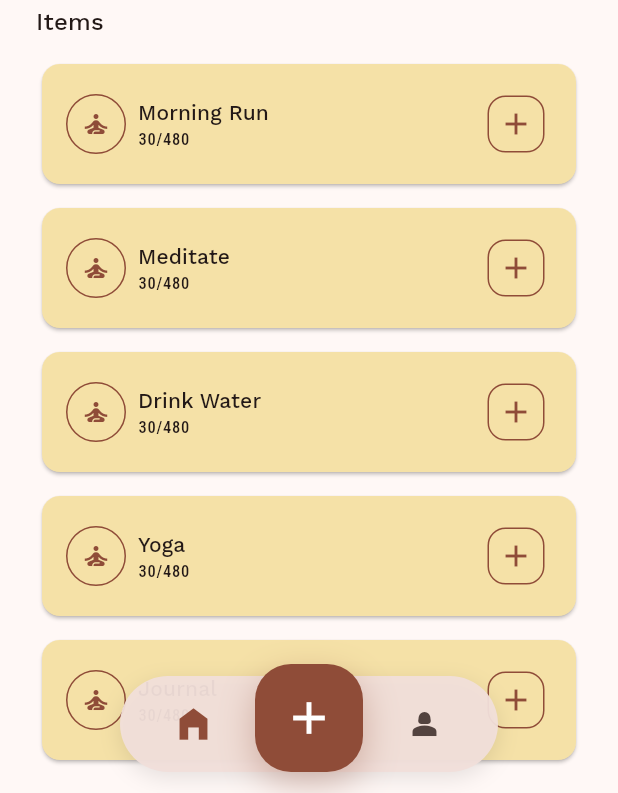
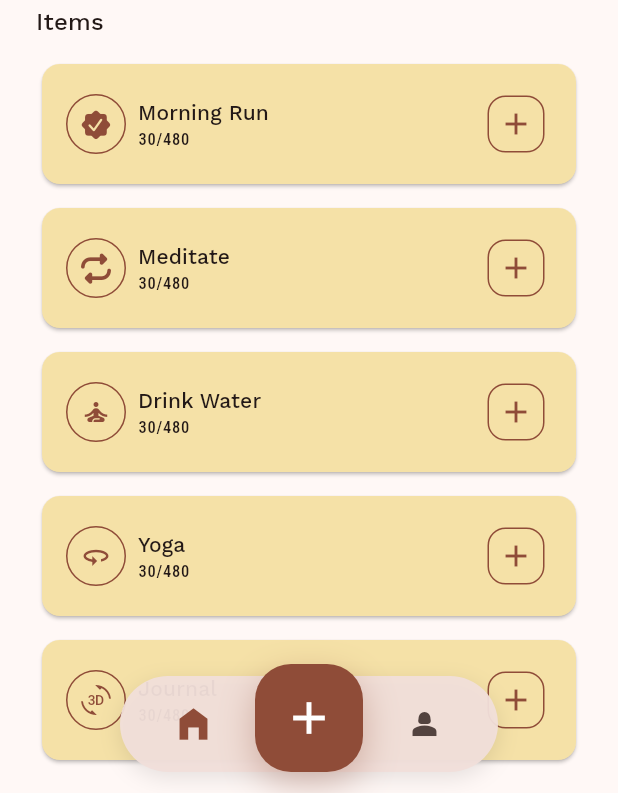
Before and after one commit to Rex-noir/essor, a Flutter app: the screen it shows after launch, after a tap on "Skip", on a phone screen of 412 x 824 dp. Shown: the part 440-1233 px from the top of the screen. Run offline on Flutter 3.47's test engine with Material 3 defaults, Android fonts, the phone set to English and light mode, and no system bars; our stand-ins replace bloc, dio, equatable, flutter_bloc, flutter_svg, font_awesome_flutter and 5 more.

```diff
--- a/lib/features/daily_items/data/datasources/habit_local_datasource.dart
+++ b/lib/features/daily_items/data/datasources/habit_local_datasource.dart
@@ -1,6 +1,7 @@
 import 'package:mobile/features/daily_items/data/dtos/habit_dto.dart';
 import 'package:mobile/features/daily_items/domain/datasources/habit_datasource.dart';
 import 'package:mobile/features/daily_items/domain/entities/habit_entity.dart';
+import 'package:mobile/features/daily_items/domain/entities/item_entity.dart'; // Import ItemType
 
 class HabitLocalDataSource extends HabitDataSource {
   @override
@@ -14,6 +15,8 @@ class HabitLocalDataSource extends HabitDataSource {
         startDate: DateTime(2025, 6, 1),
         repeatEvery: 1,
         isActive: true,
+        iconIndex: 0, // Added
+        type: ItemType.binary, // Added
       ),
       HabitDto(
         id: '2',
@@ -23,6 +26,8 @@ class HabitLocalDataSource extends HabitDataSource {
         startDate: DateTime(2025, 6, 1),
         repeatEvery: 2,
         isActive: true,
+        iconIndex: 1, // Added
+        type: ItemType.binary, // Added
       ),
       HabitDto(
         id: '3',
@@ -32,6 +37,9 @@ class HabitLocalDataSource extends HabitDataSource {
         startDate: DateTime(2025, 6, 1),
         repeatEvery: 3,
         isActive: true,
+        iconIndex: 2, // Added
+        type: ItemType.quantitative, // Example
+        target: 8, // Example: 8 glasses of water
       ),
       HabitDto(
         id: '4',
@@ -42,6 +50,8 @@ class HabitLocalDataSource extends HabitDataSource {
         weeklyDays: [DayOfWeek.monday, DayOfWeek.friday],
         repeatEvery: 1,
         isActive: true,
+        iconIndex: 3, // Added
+        type: ItemType.binary, // Added
       ),
       HabitDto(
         id: '5',
@@ -52,6 +62,8 @@ class HabitLocalDataSource extends HabitDataSource {
         weeklyDays: [DayOfWeek.tuesday, DayOfWeek.thursday],
         repeatEvery: 1,
         isActive: true,
+        iconIndex: 4, // Added
+        type: ItemType.binary, // Added
       ),
       HabitDto(
         id: '6',
@@ -62,6 +74,8 @@ class HabitLocalDataSource extends HabitDataSource {
         weeklyDays: [DayOfWeek.sunday],
         repeatEvery: 2,
         isActive: true,
+        iconIndex: 5, // Added
+        type: ItemType.binary, // Added
       ),
       HabitDto(
         id: '7',
@@ -72,6 +86,8 @@ class HabitLocalDataSource extends HabitDataSource {
         monthlyDates: [5, 20],
         repeatEvery: 1,
         isActive: true,
+        iconIndex: 6, // Added
+        type: ItemType.binary, // Added
       ),
       HabitDto(
         id: '8',
@@ -82,6 +98,8 @@ class HabitLocalDataSource extends HabitDataSource {
         monthlyDates: [1, 15],
         repeatEvery: 1,
         isActive: true,
+        iconIndex: 7, // Added
+        type: ItemType.binary, // Added
       ),
       HabitDto(
         id: '9',
@@ -91,6 +109,8 @@ class HabitLocalDataSource extends HabitDataSource {
         startDate: DateTime(2025, 6, 1),
         repeatEvery: 3,
         isActive: true,
+        iconIndex: 8, // Added
+        type: ItemType.binary, // Added
       ),
       HabitDto(
         id: '10',
@@ -101,6 +121,8 @@ class HabitLocalDataSource extends HabitDataSource {
         weeklyDays: [DayOfWeek.saturday],
         repeatEvery: 1,
         isActive: true,
+        iconIndex: 9, // Added
+        type: ItemType.binary, // Added
       ),
       HabitDto(
         id: '11',
@@ -111,6 +133,8 @@ class HabitLocalDataSource extends HabitDataSource {
         weeklyDays: [DayOfWeek.thursday],
         repeatEvery: 2,
         isActive: true,
+        iconIndex: 10, // Added
+        type: ItemType.binary, // Added
       ),
       HabitDto(
         id: '12',
@@ -121,6 +145,8 @@ class HabitLocalDataSource extends HabitDataSource {
         weeklyDays: [DayOfWeek.monday, DayOfWeek.wednesday, DayOfWeek.friday],
         repeatEvery: 1,
         isActive: true,
+        iconIndex: 11, // Added
+        type: ItemType.binary, // Added
       ),
       HabitDto(
         id: '13',
@@ -130,6 +156,8 @@ class HabitLocalDataSource extends HabitDataSource {
         startDate: DateTime(2025, 6, 1),
         repeatEvery: 3,
         isActive: true,
+        iconIndex: 12, // Added
+        type: ItemType.binary, // Added
       ),
       HabitDto(
         id: '14',
@@ -140,6 +168,8 @@ class HabitLocalDataSource extends HabitDataSource {
         monthlyDates: [10],
         repeatEvery: 1,
         isActive: true,
+        iconIndex: 13, // Added
+        type: ItemType.binary, // Added
       ),
       HabitDto(
         id: '15',
@@ -150,6 +180,8 @@ class HabitLocalDataSource extends HabitDataSource {
         monthlyDates: [30, 31], // For months with 30 or 31 days
         repeatEvery: 1,
         isActive: true,
+        iconIndex: 14, // Added
+        type: ItemType.binary, // Added
       ),
     ];
     return Future.value(sampleHabits);
--- a/lib/features/daily_items/data/datasources/routine_local_datasource.dart
+++ b/lib/features/daily_items/data/datasources/routine_local_datasource.dart
@@ -3,6 +3,7 @@ import 'package:mobile/features/daily_items/data/dtos/routine_dto.dart';
 import 'package:mobile/features/daily_items/data/dtos/task_dto.dart';
 import 'package:mobile/features/daily_items/domain/datasources/routine_datasource.dart';
 import 'package:mobile/features/daily_items/domain/entities/habit_entity.dart';
+import 'package:mobile/features/daily_items/domain/entities/item_entity.dart'; // Import ItemType
 
 class RoutineLocalDataSource implements RoutineDataSource {
   @override
@@ -13,12 +14,14 @@ class RoutineLocalDataSource implements RoutineDataSource {
 
       final tasks = List.generate(3 + (i % 2), (j) {
         return TaskDto(
+          id: 'task_${i}_$j', // Added id
           title: 'Task ${i + 1}.${j + 1}',
           description: 'Auto-generated task for routine ${i + 1}',
           startDate: now,
           startTime: TimeOfDay(hour: 8 + (j % 4), minute: 10 * j),
           isCompleted: j % 2 == 0,
-          importance: (j % 3) + 1,
+          iconIndex: j,
+          type: ItemType.binary,
         );
       });
 
--- a/lib/features/daily_items/data/datasources/task_local_datasource.dart
+++ b/lib/features/daily_items/data/datasources/task_local_datasource.dart
@@ -1,45 +1,57 @@
 import 'package:flutter/material.dart';
 import 'package:mobile/features/daily_items/data/dtos/task_dto.dart';
 import 'package:mobile/features/daily_items/domain/datasources/task_datasource.dart';
+import 'package:mobile/features/daily_items/domain/entities/item_entity.dart';
 
 class TaskLocalDataSource implements TaskDataSource {
   @override
   Future<List<TaskDto>> fetchTasksForDate(DateTime date) async {
-    // Simulate async delay
     await Future.delayed(const Duration(milliseconds: 200));
 
     return [
       TaskDto(
+        id: 'task1',
         title: 'Morning Workout',
         description: '30 mins of cardio and strength training',
+        iconIndex: 1,
+        type: ItemType.quantitative,
+        target: 1,
         startDate: date,
         startTime: const TimeOfDay(hour: 6, minute: 30),
         isCompleted: false,
-        importance: 3,
       ),
       TaskDto(
+        id: 'task2',
         title: 'Team Meeting',
         description: 'Sprint planning with the dev team',
+        iconIndex: 2,
+        type: ItemType.binary,
+        target: null,
         startDate: date,
         startTime: const TimeOfDay(hour: 10, minute: 0),
         isCompleted: true,
-        importance: 2,
       ),
       TaskDto(
+        id: 'task3',
         title: 'Lunch with Sarah',
         description: 'Catch up over lunch at the new café',
+        iconIndex: 3,
+        type: ItemType.binary,
+        target: null,
         startDate: date,
         startTime: const TimeOfDay(hour: 13, minute: 15),
         isCompleted: false,
-        importance: 1,
       ),
       TaskDto(
+        id: 'task4',
         title: 'Read a book',
         description: 'Finish reading 3 chapters of “Atomic Habits”',
+        iconIndex: 4,
+        type: ItemType.quantitative,
+        target: 3,
         startDate: date,
         startTime: const TimeOfDay(hour: 20, minute: 0),
         isCompleted: false,
-        importance: 2,
       ),
     ];
   }
--- a/lib/features/daily_items/data/dtos/habit_dto.dart
+++ b/lib/features/daily_items/data/dtos/habit_dto.dart
@@ -1,26 +1,23 @@
-// ignore_for_file: public_member_api_docs, sort_constructors_first
 import 'dart:convert';
 
-import 'package:equatable/equatable.dart';
 import 'package:mobile/features/daily_items/domain/entities/habit_entity.dart';
+import 'package:mobile/features/daily_items/domain/entities/item_entity.dart';
 
-class HabitDto with EquatableMixin {
-  final String id;
-  final String title;
-  final String? description;
-  //enum
+class HabitDto extends ItemEntity {
   final ItemFrequency frequency;
   final DateTime startDate;
-  //enum
   final List<DayOfWeek> weeklyDays;
   final List<int> monthlyDates;
   final int repeatEvery;
   final bool isActive;
 
   const HabitDto({
-    required this.id,
-    required this.title,
-    this.description,
+    required super.id,
+    required super.title,
+    super.description,
+    required super.iconIndex,
+    required super.type,
+    super.target,
     required this.frequency,
     required this.startDate,
     this.weeklyDays = const [],
@@ -33,6 +30,9 @@ class HabitDto with EquatableMixin {
     String? id,
     String? title,
     String? description,
+    int? iconIndex,
+    ItemType? type,
+    int? target,
     ItemFrequency? frequency,
     DateTime? startDate,
     List<DayOfWeek>? weeklyDays,
@@ -44,6 +44,9 @@ class HabitDto with EquatableMixin {
       id: id ?? this.id,
       title: title ?? this.title,
       description: description ?? this.description,
+      iconIndex: iconIndex ?? this.iconIndex,
+      type: type ?? this.type,
+      target: target ?? this.target,
       frequency: frequency ?? this.frequency,
       startDate: startDate ?? this.startDate,
       weeklyDays: weeklyDays ?? this.weeklyDays,
@@ -54,10 +57,13 @@ class HabitDto with EquatableMixin {
   }
 
   Map<String, dynamic> toMap() {
-    return <String, dynamic>{
+    return {
       'id': id,
       'title': title,
       'description': description,
+      'icon_index': iconIndex,
+      'type': type.index,
+      'target': target,
       'frequency': frequency.index,
       'start_date': startDate.millisecondsSinceEpoch,
       'weekly_days': weeklyDays.map((x) => x.index).toList(),
@@ -69,52 +75,53 @@ class HabitDto with EquatableMixin {
 
   factory HabitDto.fromMap(Map<String, dynamic> map) {
     return HabitDto(
-      id: map['id'] as String,
-      title: map['title'] as String,
-      description: map['description'] != null
-          ? map['description'] as String
-          : null,
-      frequency: ItemFrequency.values[map['frequency'] as int],
-      startDate: DateTime.fromMillisecondsSinceEpoch(map['start_date'] as int),
-      weeklyDays: List<DayOfWeek>.from(
-        (map['weekly_days'] as List<int>).map<DayOfWeek>(
-          (x) => DayOfWeek.values[x],
-        ),
-      ),
-      monthlyDates: List<int>.from((map['monthly_dates'] as List<int>)),
-      repeatEvery: map['repeat_every'] as int,
-      isActive: map['is_active'] as bool,
+      id: map['id'],
+      title: map['title'],
+      description: map['description'],
+      iconIndex: map['icon_index'],
+      type: ItemType.values[map['type']],
+      target: map['target'],
+      frequency: ItemFrequency.values[map['frequency']],
+      startDate: DateTime.fromMillisecondsSinceEpoch(map['start_date']),
+      weeklyDays: List<int>.from(
+        map['weekly_days'],
+      ).map((x) => DayOfWeek.values[x]).toList(),
+      monthlyDates: List<int>.from(map['monthly_dates']),
+      repeatEvery: map['repeat_every'],
+      isActive: map['is_active'],
     );
   }
 
   String toJson() => json.encode(toMap());
 
   factory HabitDto.fromJson(String source) =>
-      HabitDto.fromMap(json.decode(source) as Map<String, dynamic>);
+      HabitDto.fromMap(json.decode(source));
 
   HabitEntity toEntity() {
     return HabitEntity(
       id: id,
       title: title,
+      description: description,
+      iconIndex: iconIndex,
+      type: type,
+      target: target,
       frequency: frequency,
-      description: description,
+      startDate: startDate,
+      weeklyDays: weeklyDays,
+      monthlyDates: monthlyDates,
+      repeatEvery: repeatEvery,
       isActive: isActive,
-      repeatEvery: repeatEvery,
-      monthlyDates: monthlyDates,
-      weeklyDays: weeklyDays,
-      startDate: startDate,
     );
   }
 
   @override
-  bool get stringify => true;
-
-  @override
-  List<Object?> get props {
-    return [
+  List<Object?> get props => [
     id,
     title,
     description,
+    iconIndex,
+    type,
+    target,
     frequency,
     startDate,
     weeklyDays,
@@ -123,4 +130,3 @@ class HabitDto with EquatableMixin {
     isActive,
   ];
 }
-}
--- a/lib/features/daily_items/data/dtos/task_dto.dart
+++ b/lib/features/daily_items/data/dtos/task_dto.dart
@@ -1,91 +1,112 @@
-// ignore_for_file: public_member_api_docs, sort_constructors_first
 import 'dart:convert';
 
-import 'package:equatable/equatable.dart';
 import 'package:flutter/material.dart';
+import 'package:mobile/features/daily_items/domain/entities/item_entity.dart';
 import 'package:mobile/features/daily_items/domain/entities/task_entity.dart';
 
-class TaskDto with EquatableMixin {
-  final String title;
-  final String description;
+class TaskDto extends ItemEntity {
   final DateTime startDate;
   final TimeOfDay startTime;
   final bool isCompleted;
-  final int importance;
 
-  TaskDto({
-    required this.title,
-    required this.description,
+  const TaskDto({
+    required super.id,
+    required super.title,
+    super.description,
+    required super.iconIndex,
+    required super.type,
+    super.target,
     required this.startDate,
     required this.startTime,
-    required this.isCompleted,
-    required this.importance,
+    this.isCompleted = false,
   });
 
   TaskDto copyWith({
+    String? id,
     String? title,
     String? description,
+    int? iconIndex,
+    ItemType? type,
+    int? target,
     DateTime? startDate,
     TimeOfDay? startTime,
     bool? isCompleted,
-    int? importance,
   }) {
     return TaskDto(
+      id: id ?? this.id,
       title: title ?? this.title,
       description: description ?? this.description,
+      iconIndex: iconIndex ?? this.iconIndex,
+      type: type ?? this.type,
+      target: target ?? this.target,
       startDate: startDate ?? this.startDate,
       startTime: startTime ?? this.startTime,
       isCompleted: isCompleted ?? this.isCompleted,
-      importance: importance ?? this.importance,
-    );
-  }
-
-  TaskEntity toEntity() {
-    return TaskEntity(
-      title: title,
-      description: description,
-      startDate: startDate,
-      startTime: startTime,
-      isCompleted: isCompleted,
-      importance: importance,
     );
   }
 
   Map<String, dynamic> toMap() {
-    return <String, dynamic>{
+    return {
+      'id': id,
       'title': title,
       'description': description,
-      'startDate': startDate.millisecondsSinceEpoch,
-      'start_time': {'hour': startTime.hour, 'minute': startTime.minute},
-      'isCompleted': isCompleted,
-      'importance': importance,
+      'icon_index': iconIndex,
+      'type': type.index,
+      'target': target,
+      'start_date': startDate.millisecondsSinceEpoch,
+      'start_time_hour': startTime.hour,
+      'start_time_minute': startTime.minute,
+      'is_completed': isCompleted,
     };
   }
 
   factory TaskDto.fromMap(Map<String, dynamic> map) {
     return TaskDto(
-      title: map['title'] as String,
-      description: map['description'] as String,
-      startDate: DateTime.fromMillisecondsSinceEpoch(map['startDate'] as int),
+      id: map['id'],
+      title: map['title'],
+      description: map['description'],
+      iconIndex: map['icon_index'],
+      type: ItemType.values[map['type']],
+      target: map['target'],
+      startDate: DateTime.fromMillisecondsSinceEpoch(map['start_date']),
       startTime: TimeOfDay(
-        hour: map['start_time']['hour'] as int,
-        minute: map['start_time']['minute'] as int,
+        hour: map['start_time_hour'],
+        minute: map['start_time_minute'],
       ),
-      isCompleted: map['isCompleted'] as bool,
-      importance: map['importance'] as int,
+      isCompleted: map['is_completed'],
     );
   }
 
   String toJson() => json.encode(toMap());
 
   factory TaskDto.fromJson(String source) =>
-      TaskDto.fromMap(json.decode(source) as Map<String, dynamic>);
+      TaskDto.fromMap(json.decode(source));
+
+  TaskEntity toEntity() {
+    return TaskEntity(
+      id: id,
+      title: title,
+      description: description,
+      iconIndex: iconIndex,
+      type: type,
+      target: target,
+      startDate: startDate,
+      startTime: startTime,
+      isCompleted: isCompleted,
+      importance: 0, // ← You can expose this in DTO if needed
+    );
+  }
 
   @override
-  bool get stringify => true;
-
-  @override
-  List<Object> get props {
-    return [title, description, startDate, startTime, isCompleted, importance];
-  }
+  List<Object?> get props => [
+    id,
+    title,
+    description,
+    iconIndex,
+    type,
+    target,
+    startDate,
+    startTime,
+    isCompleted,
+  ];
 }
--- a/lib/features/daily_items/domain/entities/habit_entity.dart
+++ b/lib/features/daily_items/domain/entities/habit_entity.dart
@@ -1,4 +1,6 @@
 // ignore_for_file: public_member_api_docs, sort_constructors_first
+import 'package:mobile/features/daily_items/domain/entities/item_entity.dart';
+
 enum ItemFrequency { daily, weekly, monthly }
 
 enum DayOfWeek {
@@ -11,55 +13,55 @@ enum DayOfWeek {
   sunday,
 }
 
-class HabitEntity {
-  final String id;
-  final String title;
-  final String? description;
-  //enum
+class HabitEntity extends ItemEntity {
   final ItemFrequency frequency;
   final DateTime startDate;
   final List<DayOfWeek> weeklyDays;
   final List<int> monthlyDates;
   final int repeatEvery;
   final bool isActive;
-  final int iconIndex;
 
   const HabitEntity({
-    required this.id,
-    required this.title,
-    this.description,
+    required super.id,
+    required super.title,
+    super.description,
+    required super.type,
+    super.target,
+    required super.iconIndex,
     required this.frequency,
     required this.startDate,
     this.weeklyDays = const [],
     this.monthlyDates = const [],
     this.repeatEvery = 1,
     this.isActive = true,
-    this.iconIndex = 2,
   });
 
   HabitEntity copyWith({
     String? id,
     String? title,
     String? description,
+    ItemType? type,
+    int? target,
     ItemFrequency? frequency,
     DateTime? startDate,
     List<DayOfWeek>? weeklyDays,
     List<int>? monthlyDates,
     int? repeatEvery,
     bool? isActive,
-    int? iconIndex,
   }) {
     return HabitEntity(
       id: id ?? this.id,
       title: title ?? this.title,
       description: description ?? this.description,
+      type: type ?? this.type,
+      target: target ?? this.target,
+      iconIndex: iconIndex,
       frequency: frequency ?? this.frequency,
       startDate: startDate ?? this.startDate,
       weeklyDays: weeklyDays ?? this.weeklyDays,
       monthlyDates: monthlyDates ?? this.monthlyDates,
       repeatEvery: repeatEvery ?? this.repeatEvery,
       isActive: isActive ?? this.isActive,
-      iconIndex: iconIndex ?? this.iconIndex,
     );
   }
 }
--- /dev/null
+++ b/lib/features/daily_items/domain/entities/item_entity.dart
@@ -0,0 +1,24 @@
+import 'package:equatable/equatable.dart';
+
+enum ItemType { binary, quantitative }
+
+abstract class ItemEntity extends Equatable {
+  final String id;
+  final String title;
+  final String? description;
+  final int iconIndex;
+  final ItemType type;
+  final int? target;
+
+  const ItemEntity({
+    required this.id,
+    required this.title,
+    this.description,
+    this.iconIndex = 0,
+    required this.type,
+    this.target,
+  });
+
+  @override
+  List<Object?> get props => [id, title, description, iconIndex, type, target];
+}
--- a/lib/features/daily_items/domain/entities/task_entity.dart
+++ b/lib/features/daily_items/domain/entities/task_entity.dart
@@ -1,27 +1,27 @@
-// ignore_for_file: public_member_api_docs, sort_constructors_first
-import 'package:equatable/equatable.dart';
 import 'package:flutter/material.dart';
+import 'item_entity.dart'; // assuming this file is named item_entity.dart
 
-class TaskEntity with EquatableMixin {
-  final String title;
-  final String description;
+class TaskEntity extends ItemEntity {
   final DateTime startDate;
   final TimeOfDay startTime;
   final bool isCompleted;
   final int importance;
-  final int iconIndex;
 
-  TaskEntity({
-    required this.title,
-    required this.description,
+  const TaskEntity({
+    required super.id,
+    required super.title,
+    super.description,
     required this.startDate,
     required this.startTime,
-    required this.isCompleted,
+    this.isCompleted = false,
     required this.importance,
-    this.iconIndex = 0,
+    required super.type,
+    super.target,
+    super.iconIndex = 0,
   });
 
   TaskEntity copyWith({
+    String? id,
     String? title,
     String? description,
     DateTime? startDate,
@@ -29,20 +29,23 @@ class TaskEntity with EquatableMixin {
     bool? isCompleted,
     int? importance,
     int? iconIndex,
+    ItemType? type,
+    int? target,
   }) {
     return TaskEntity(
+      id: id ?? this.id,
       title: title ?? this.title,
       description: description ?? this.description,
       startDate: startDate ?? this.startDate,
       startTime: startTime ?? this.startTime,
       isCompleted: isCompleted ?? this.isCompleted,
       importance: importance ?? this.importance,
+      type: type ?? this.type,
+      target: target ?? this.target,
       iconIndex: iconIndex ?? this.iconIndex,
     );
   }
 
   @override
-  List<Object> get props {
-    return [title, description, startDate, startTime, isCompleted, importance];
-  }
+  List<Object?> get props => super.props + [startDate, startTime, isCompleted, importance];
 }
```
Lines whose indentation alone changed are shown as unchanged.
